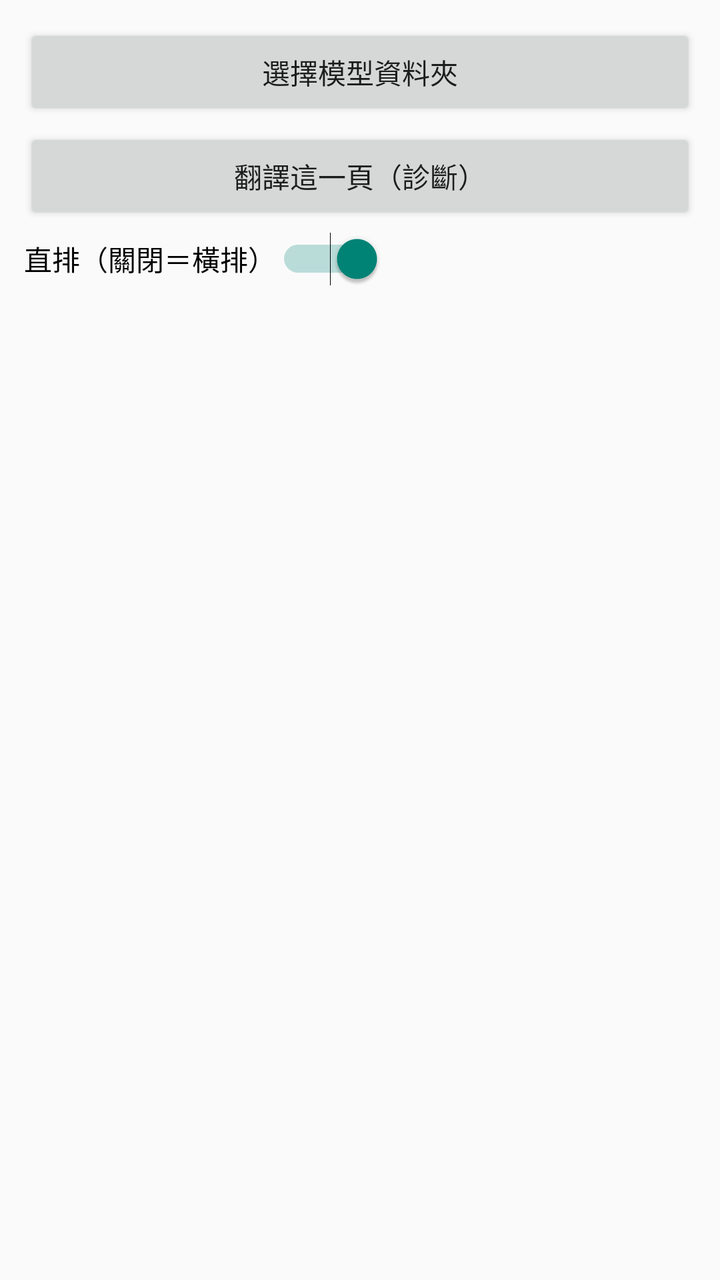
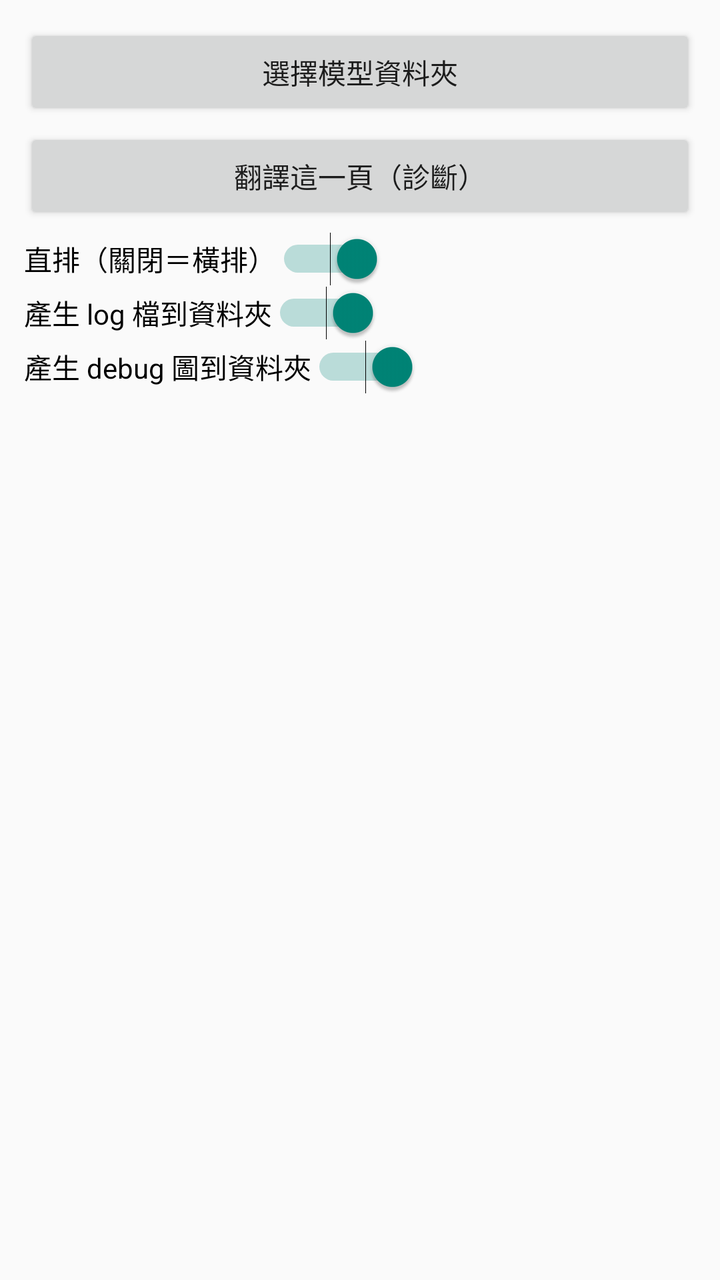

Two renders of the same Android screen: before a commit and after it. Below are the layout's source before the change and the commit's diff.
<!-- AndroidManifest.xml: application theme Theme.AppCompat.DayNight.NoActionBar -->
<!-- res/layout/activity_main.xml -->
<?xml version="1.0" encoding="utf-8"?>
<ScrollView xmlns:android="http://schemas.android.com/apk/res/android"
    android:id="@+id/scroll"
    android:layout_width="match_parent"
    android:layout_height="match_parent"
    android:fillViewport="true">

    <LinearLayout
        android:id="@+id/container"
        android:layout_width="match_parent"
        android:layout_height="wrap_content"
        android:orientation="vertical"
        android:padding="12dp">

        <Button
            android:id="@+id/pickFolderButton"
            android:layout_width="match_parent"
            android:layout_height="wrap_content"
            android:text="選擇模型資料夾" />

        <Button
            android:id="@+id/detectButton"
            android:layout_width="match_parent"
            android:layout_height="wrap_content"
            android:layout_marginTop="4dp"
            android:text="翻譯這一頁（診斷）" />

        <Switch
            android:id="@+id/verticalSwitch"
            android:layout_width="wrap_content"
            android:layout_height="wrap_content"
            android:layout_marginTop="4dp"
            android:checked="true"
            android:text="直排（關閉＝橫排）" />

        <TextView
            android:id="@+id/logText"
            android:layout_width="match_parent"
            android:layout_height="wrap_content"
            android:layout_marginTop="8dp"
            android:fontFamily="monospace"
            android:textSize="12sp"
            android:textIsSelectable="true"
            android:text="" />

    </LinearLayout>
</ScrollView>
<!-- resources referenced by this layout -->
<resources>

</resources>

<!-- the commit's change to res/layout/activity_main.xml (unified diff, before → after) -->
@@ -33,6 +33,20 @@
             android:checked="true"
             android:text="直排（關閉＝橫排）" />
 
+        <Switch
+            android:id="@+id/genLogSwitch"
+            android:layout_width="wrap_content"
+            android:layout_height="wrap_content"
+            android:checked="true"
+            android:text="產生 log 檔到資料夾" />
+
+        <Switch
+            android:id="@+id/genImgSwitch"
+            android:layout_width="wrap_content"
+            android:layout_height="wrap_content"
+            android:checked="true"
+            android:text="產生 debug 圖到資料夾" />
+
         <TextView
             android:id="@+id/logText"
             android:layout_width="match_parent"
